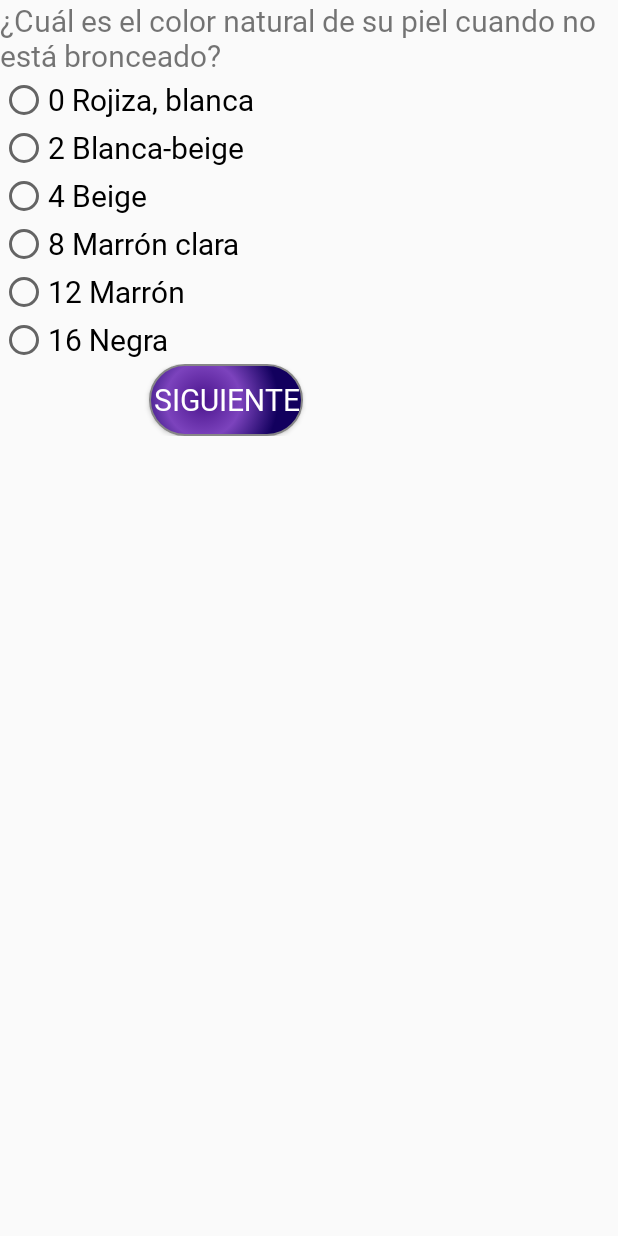
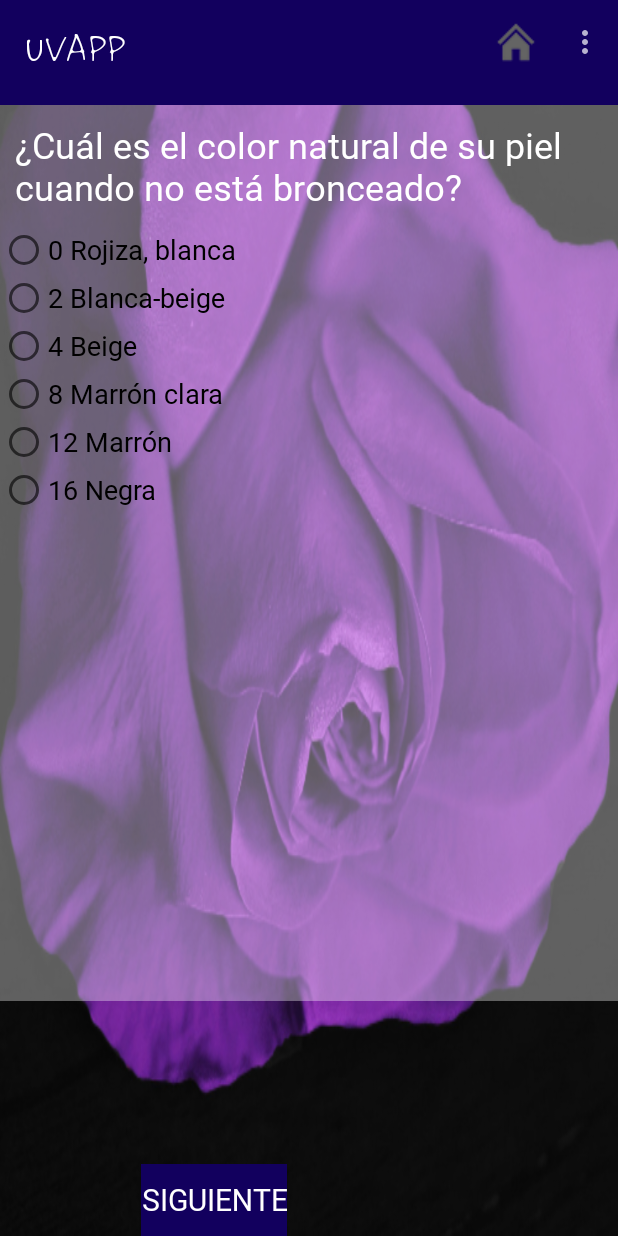
Before and after one commit to sn94/uvApp, an Android app: the Fototipo_questions screen opened directly, with no data from a screen before it, on a phone screen of 412 x 824 dp. Run offline under Robolectric (Android 15) with nearby library versions, the phone set to English and light mode, and no system bars; 1 statement that could not run was skipped.

Commit message:
Gui fixes

```diff
--- a/app/src/main/AndroidManifest.xml
+++ b/app/src/main/AndroidManifest.xml
@@ -10,7 +10,7 @@
 
     <application
         android:allowBackup="true"
-        android:icon="@mipmap/ic_launcher"
+        android:icon="@drawable/uvapp_logo"
         android:label="@string/app_name"
         android:roundIcon="@mipmap/ic_launcher_round"
         android:supportsRtl="true"
@@ -18,6 +18,7 @@
         <activity android:name=".config_conexion"></activity>
         <activity android:name=".slideshow_fototipos_data.ScreenSlidePagerActivity" />
         <activity android:name=".slideshow_fps_data.ScreenSlidePagerActivity" />
+        <activity android:name=".slideshow_questions.ScreenSlidePagerActivity"/>
         <activity android:name=".Fototipo.Fototipo_visual_test" />
         <activity android:name=".Info.Info_fototipo_single" />
         <activity android:name=".Info.Info_fps" />
--- a/app/src/main/java/com/example/sonia/uvapp/Fototipo/Fototipo_questions.java
+++ b/app/src/main/java/com/example/sonia/uvapp/Fototipo/Fototipo_questions.java
@@ -3,7 +3,10 @@ package com.example.sonia.uvapp.Fototipo;
 import android.content.Intent;
 import android.support.v7.app.AppCompatActivity;
 import android.os.Bundle;
+import android.support.v7.widget.Toolbar;
 import android.util.Log;
+import android.view.Menu;
+import android.view.MenuItem;
 import android.view.View;
 import android.view.ViewGroup;
 import android.widget.Button;
@@ -13,7 +16,9 @@ import android.widget.RadioGroup;
 import android.widget.TextView;
 import android.widget.Toast;
 
+import com.example.sonia.uvapp.Inicio;
 import com.example.sonia.uvapp.R;
+import com.example.sonia.uvapp.config_conexion;
 
 public class Fototipo_questions extends AppCompatActivity {
 
@@ -50,6 +55,8 @@ public class Fototipo_questions extends AppCompatActivity {
     protected void onCreate(Bundle savedInstanceState) {
         super.onCreate(savedInstanceState);
         setContentView(R.layout.activity_fototipo_questions);
+        Toolbar toolbar= (Toolbar) findViewById( R.id.my_toolbar_questions);
+        setSupportActionBar(toolbar);
 
         questions = getResources().getStringArray(  R.array.test_questions);
 
@@ -65,7 +72,35 @@ public class Fototipo_questions extends AppCompatActivity {
 
 
 
-    void previous_button_action(View v){
+
+    void configurar_conexion(){
+        startActivity( new Intent( this, config_conexion.class));
+    }
+
+    void go_home(){
+        startActivity( new Intent( this, Inicio.class));
+    }
+
+    @Override
+    public boolean onCreateOptionsMenu(Menu menu) {
+         getMenuInflater().inflate( R.menu.my_appbar, menu) ;
+         return true;
+    }
+
+    @Override
+    public boolean onOptionsItemSelected(MenuItem item) {
+
+        switch ( item.getItemId()){
+            case R.id.menu_config:  configurar_conexion(); break;
+            case R.id.menu_home:  go_home();break;
+        }
+        return super.onOptionsItemSelected(item);
+    }
+
+
+
+
+    public void previous_button_action(View v){
 
         if( questionIndex >= 0 )
             questionIndex= questionIndex -1;
@@ -81,7 +116,7 @@ public class Fototipo_questions extends AppCompatActivity {
         load_questions();
     }
 
-    void forward_button_action(View v){
+    public void forward_button_action(View v){
 
         if(opcion_marcada()){
             if( questionIndex < (questions.length - 1) ) questionIndex= questionIndex + 1;
@@ -116,7 +151,8 @@ public class Fototipo_questions extends AppCompatActivity {
         tquestion.setText(  questions[  questionIndex ] );
         //lista de opciones
         String[] stringArray =  getResources().getStringArray( questions_options[ questionIndex] );
-        list_opc.removeAllViews();//limpiar opciones anteriores
+        list_opc.removeAllViews();
+        list_opc.clearCheck();
         //Actualizar opciones a marcar para la pregunta actual
         for( int x=0; x< stringArray.length; x++ ){
             RadioButton rb= new RadioButton( this );
@@ -135,7 +171,7 @@ public class Fototipo_questions extends AppCompatActivity {
 
     boolean opcion_marcada(){
         int chequeado=list_opc.getCheckedRadioButtonId();
-
+        Log.i("chequeado ", String.valueOf( chequeado ));
         if( chequeado  < 0 )  Toast.makeText( getBaseContext(), "MARCA UNA OPCION PARA SEGUIR", Toast.LENGTH_SHORT).show();
         return  chequeado > 0;
     }
@@ -166,8 +202,9 @@ public class Fototipo_questions extends AppCompatActivity {
 
 
 
-    void show_phototype( View v){
+    public void show_phototype( View v){
 
+        if( opcion_marcada() ){
             int f= find_phototype();//1-6
 
             Intent i= new Intent( this, Fototipo_result.class);
@@ -177,6 +214,8 @@ public class Fototipo_questions extends AppCompatActivity {
             finish();
         }
 
+    }/****************/
+
 
 
 }
--- a/app/src/main/java/com/example/sonia/uvapp/config_conexion.java
+++ b/app/src/main/java/com/example/sonia/uvapp/config_conexion.java
@@ -27,5 +27,6 @@ public class config_conexion extends AppCompatActivity {
         Cliente.host= host.getText().toString();
         Cliente.puerto= port.getText().toString();
         Toast.makeText( getApplicationContext(), "Parametros de configuracion seteados!", Toast.LENGTH_LONG).show();
+        finish();
     }
 }
--- a/app/src/main/java/com/example/sonia/uvapp/retrofits/webapi.java
+++ b/app/src/main/java/com/example/sonia/uvapp/retrofits/webapi.java
@@ -3,7 +3,9 @@ package com.example.sonia.uvapp.retrofits;
 
 import retrofit2.Call;
 import retrofit2.http.Body;
+import retrofit2.http.GET;
 import retrofit2.http.POST;
+import retrofit2.http.Path;
 
 public interface webapi {
 
@@ -13,5 +15,8 @@ public interface webapi {
     Call<Response> signup(@Body  Data datos);
 
 
+   @GET("uvapp/delete/{nick}")
+    Call<Response> deleteUser(@Path("nick") String nick);
+
 
 }
--- a/app/src/main/res/layout/activity_fototipo_questions.xml
+++ b/app/src/main/res/layout/activity_fototipo_questions.xml
@@ -6,12 +6,34 @@
     android:layout_height="match_parent"
     tools:context=".Fototipo.Fototipo_questions"
     android:id="@+id/fq_contenedor"
-    android:orientation="vertical">
+    android:orientation="vertical"
+    android:background="@drawable/uvapp_secondary"
+    android:weightSum="4">
 
 
+    <android.support.v7.widget.Toolbar
+        android:layout_height="70dp"
+        android:layout_width="match_parent"
+        xmlns:android="http://schemas.android.com/apk/res/android"
+        android:id="@+id/my_toolbar_questions"
+        android:background="@color/primaryDarkColor"
+        app:titleTextColor="@color/primaryTextColor"
+        android:theme="@style/ThemeOverlay.AppCompat.Dark"
+        app:titleTextAppearance="@style/appbartitle"
+        android:layout_margin="0dp"
+        />
+
+
+    <LinearLayout
+            android:layout_width="match_parent"
+            android:layout_height="wrap_content"
+            android:orientation="vertical"
+            android:background="@color/white_alpha"
+            android:layout_weight="3">
             <TextView
                 android:layout_width="match_parent"
                 android:layout_height="wrap_content"
+                style="@style/text_style"
                 android:id="@+id/fq_question_text"/>
             <RadioGroup
                 android:layout_width="match_parent"
@@ -19,31 +41,37 @@
                 android:id="@+id/fq_list_opc"
                 ></RadioGroup>
 
+        </LinearLayout>
+
     <LinearLayout
         android:layout_width="match_parent"
         android:layout_height="wrap_content"
-            android:orientation="horizontal" >
+        android:layout_weight="1"
+        android:gravity="bottom"
+        android:orientation="horizontal">
 
         <Button
+            android:id="@+id/fq_ant"
             android:layout_width="wrap_content"
             android:layout_height="wrap_content"
-                android:id="@+id/fq_ant"
-                android:visibility="invisible"
             android:onClick="previous_button_action"
-                android:text="@string/button_ant"/>
+            android:text="@string/button_ant"
+            android:visibility="invisible" />
+
         <Button
+            android:id="@+id/fq_sig"
             android:layout_width="wrap_content"
             android:layout_height="wrap_content"
-                android:id="@+id/fq_sig"
             android:onClick="forward_button_action"
-                android:text="@string/button_sig"/>
+            android:text="@string/button_sig" />
+
         <Button
+            android:id="@+id/fq_check"
             android:layout_width="wrap_content"
             android:layout_height="wrap_content"
-                android:id="@+id/fq_check"
-                android:visibility="invisible"
             android:onClick="show_phototype"
-                android:text="@string/Fototipo_questions_button_text1"/>
+            android:text="@string/Fototipo_questions_button_text1"
+            android:visibility="invisible" />
     </LinearLayout>
 
 
--- a/app/src/main/res/values/colors.xml
+++ b/app/src/main/res/values/colors.xml
@@ -1,5 +1,6 @@
 <?xml version="1.0" encoding="utf-8"?>
 <resources>
+
 
 
     <color name="black">#000</color>
@@ -8,6 +9,7 @@
     <color name="primaryLightColor">#7c43bd</color>
     <color name="primaryDarkColor">#12005e</color>
     <color name="primaryTextColor">#ffffff</color>
+
     <color name="colorAccent">#D81B60</color>
 
     <color name="iuv_bajo">#007700</color>
@@ -21,4 +23,7 @@
     <color name="button_pressed">#E1BEE7</color>
     <color name="button_focused"> #7C4DFF</color>
 
+
+    <color name="white_alpha">#59FFFFFF</color>
+    <color name="black_alpha">#59000000</color>
 </resources>
--- a/app/src/main/res/values/styles.xml
+++ b/app/src/main/res/values/styles.xml
@@ -2,11 +2,18 @@
 
 
 
-
+<!--
     <style name="boton" parent="Widget.AppCompat.Button">
         <item name="android:background">@drawable/botones_selector</item>
         <item name="android:textColor">@color/primaryTextColor</item>
+    </style>-->
+
+
+    <style name="boton" parent="Widget.AppCompat.Button">
+        <item name="android:background">@color/primaryDarkColor</item>
+        <item name="android:textColor">@color/primaryTextColor</item>
     </style>
+
 
     <style name="edittexto" parent="Widget.AppCompat.EditText">
         <item name="android:radius">15dp</item>
@@ -15,8 +22,15 @@
         <item name="android:fontFamily"> @font/general</item>
         <item name="android:background">#ffeeee</item>
         <item name="android:padding">10dp</item>
+        <item name="android:layout_marginLeft">5dp</item>
+        <item name="android:layout_marginRight">5dp</item>
     </style>
 
+    <style name="radiobutton" parent="Widget.AppCompat.CompoundButton.RadioButton">
+        <item name="android:fontFamily"> @font/dkbluesheep</item>
+        <item name="android:textColor">@color/black</item>
+        <item name="android:textSize">18sp</item>
+    </style>
 
 
     <style name="fototipo_label_result">
@@ -30,20 +44,27 @@
         <item name="android:textSize">100sp</item>
     </style>
 
-
     <style name="title_style">
         <item name="android:textAlignment">center</item>
-        <item name="android:shadowColor"> @color/light_black</item>
+        <item name="android:shadowColor"> @color/primaryColor</item>
         <item name="android:shadowRadius">10</item>
         <item name="android:shadowDx">2</item>
         <item name="android:shadowDy">5</item>
         <item name="android:fontFamily"> @font/dkbluesheep</item>
         <item name="android:padding">10dp</item>
-        <item name="android:textColor">@color/button_normal</item>
+        <item name="android:textColor">@color/primaryTextColor</item>
         <item name="android:textSize">30sp</item>
     </style>
 
     <style name="text_style">
+        <item name="android:fontFamily"> @font/dkbluesheep</item>
+        <item name="android:padding">10dp</item>
+        <item name="android:textColor">@color/primaryTextColor</item>
+        <item name="android:textSize">24sp</item>
+    </style>
+
+
+    <style name="text_style_default">
         <item name="android:fontFamily"> @font/dkbluesheep</item>
         <item name="android:padding">10dp</item>
         <item name="android:textColor">@color/black</item>
@@ -67,7 +88,7 @@
         <item name="android:fontFamily"> @font/general</item>
         <item name="buttonStyle">@style/boton</item>
         <item name="editTextStyle">@style/edittexto</item>
-
+        <item name="android:radioButtonStyle">@style/radiobutton</item>
 
 
     </style>
```
Also changed, not shown: app/src/main/java/com/example/sonia/uvapp/Fototipo/Fototipo_main.java (+34 -0 lines), app/src/main/java/com/example/sonia/uvapp/Fototipo/Fototipo_result.java (+41 -2 lines), app/src/main/java/com/example/sonia/uvapp/Info/Info_fototipo_single.java (+18 -0 lines), app/src/main/java/com/example/sonia/uvapp/Inicio.java (+47 -4 lines), app/src/main/res/layout/activity_fototipo_main.xml (+18 -1 lines), app/src/main/res/layout/activity_fototipo_result.xml (+33 -9 lines), app/src/main/res/layout/activity_info_fototipo_single.xml (+26 -0 lines), app/src/main/res/drawable/uvapp_logo.png (added), app/src/main/res/drawable/uvapp_secondary.png (added). Lines whose indentation alone changed are shown as unchanged.
